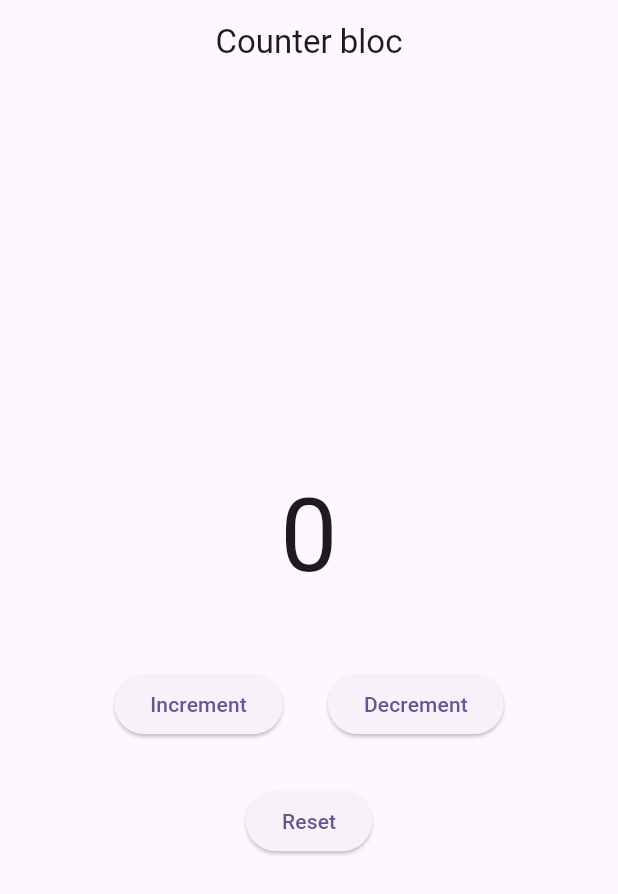
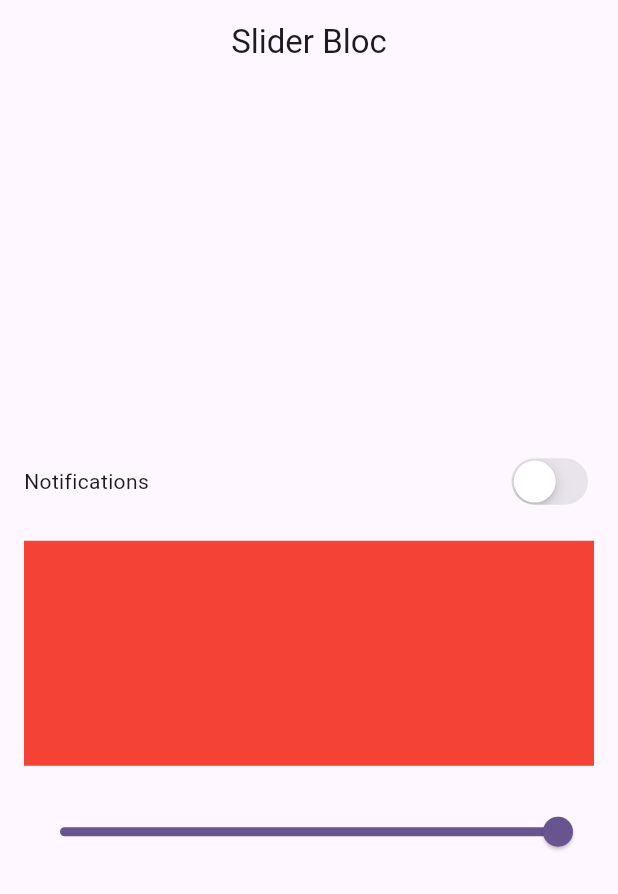
Before and after one commit to shafi21064/bloc_state_management, a Flutter app: the screen it shows after launch, on a phone screen of 412 x 824 dp. Shown: the top 894 px of the screen. Run offline on Flutter 3.47's test engine with Material 3 defaults, Android fonts, the phone set to English and light mode, and no system bars; our stand-ins replace bloc, equatable, flutter_bloc, gap.

Commit message:
learn about multi state and multi provider in bloc

```diff
--- /dev/null
+++ b/lib/bloc/switch/switch_bloc.dart
@@ -0,0 +1,18 @@
+import 'package:bloc/bloc.dart';
+import 'package:bloc_first/bloc/switch/switch_event.dart';
+import 'package:bloc_first/bloc/switch/switch_state.dart';
+
+class SwitchBloc extends Bloc<SwitchEvents, SwitchState>{
+  SwitchBloc() : super(const SwitchState()){
+    on<EnableOrDisableSwitch>(_enableOrDisableSwitch);
+    on<SliderChangeValue>(_changeSliderValue);
+  }
+
+  void _enableOrDisableSwitch(EnableOrDisableSwitch event, Emitter<SwitchState> emit){
+    emit(state.copyWith(isSwitch: !state.isSwitch));
+  }
+
+  void _changeSliderValue(SliderChangeValue event, Emitter<SwitchState> emit){
+    emit(state.copyWith(sliderValue: event.sliderValue));
+  }
+}
--- /dev/null
+++ b/lib/bloc/switch/switch_event.dart
@@ -0,0 +1,15 @@
+import 'package:equatable/equatable.dart';
+
+abstract class SwitchEvents extends Equatable{
+  const SwitchEvents();
+
+  @override
+  List<Object> get props => [];
+}
+
+final class EnableOrDisableSwitch extends SwitchEvents{}
+
+final class SliderChangeValue extends SwitchEvents{
+  final double sliderValue;
+  const SliderChangeValue({required this.sliderValue});
+}
--- /dev/null
+++ b/lib/bloc/switch/switch_state.dart
@@ -0,0 +1,18 @@
+import 'package:equatable/equatable.dart';
+
+class SwitchState extends Equatable{
+  final bool isSwitch;
+  final double sliderValue;
+  const SwitchState({this.isSwitch = false, this.sliderValue = 1});
+
+  SwitchState copyWith ({bool? isSwitch, double? sliderValue}){
+    return SwitchState(
+      isSwitch: isSwitch ?? this.isSwitch,
+      sliderValue: sliderValue ?? this.sliderValue
+    );
+  }
+
+  @override
+  // TODO: implement props
+  List<Object?> get props => [isSwitch, sliderValue];
+}
--- a/lib/main.dart
+++ b/lib/main.dart
@@ -1,6 +1,8 @@
 import 'package:bloc_first/bloc/counter/counter_bloc.dart';
 import 'package:bloc_first/bloc/counter/counter_state.dart';
-import 'package:bloc_first/ui/home.dart';
+import 'package:bloc_first/bloc/switch/switch_bloc.dart';
+import 'package:bloc_first/ui/counter/home.dart';
+import 'package:bloc_first/ui/slider/slider.dart';
 import 'package:flutter/material.dart';
 import 'package:flutter_bloc/flutter_bloc.dart';
 
@@ -14,8 +16,15 @@ class MyApp extends StatelessWidget {
   // This widget is the root of your application.
   @override
   Widget build(BuildContext context) {
-    return BlocProvider(
-      create: (_) => CounterBloc(const CounterState()),
+    return MultiBlocProvider(
+      providers: [
+        BlocProvider(
+          create: (_) => CounterBloc(const CounterState()),
+        ),
+        BlocProvider(
+          create: (context) => SwitchBloc(),
+        ),
+      ],
       child: MaterialApp(
         debugShowCheckedModeBanner: false,
         title: 'Flutter Demo',
@@ -23,7 +32,7 @@ class MyApp extends StatelessWidget {
           colorScheme: ColorScheme.fromSeed(seedColor: Colors.deepPurple),
           useMaterial3: true,
         ),
-        home: const HomeScreen(),
+        home: const SliderScreen(),
       ),
     );
   }
--- /dev/null
+++ b/lib/ui/slider/slider.dart
@@ -0,0 +1,71 @@
+import 'package:bloc_first/bloc/switch/switch_bloc.dart';
+import 'package:bloc_first/bloc/switch/switch_event.dart';
+import 'package:bloc_first/bloc/switch/switch_state.dart';
+import 'package:flutter/cupertino.dart';
+import 'package:flutter/material.dart';
+import 'package:flutter_bloc/flutter_bloc.dart';
+import 'package:gap/gap.dart';
+
+
+class SliderScreen extends StatelessWidget {
+  const SliderScreen({super.key});
+
+  @override
+  Widget build(BuildContext context) {
+    return Scaffold(
+      appBar: AppBar(
+        title: const Text('Slider Bloc'),
+        centerTitle: true,
+      ),
+      body: Padding(
+        padding: const EdgeInsets.all(16),
+        child: Column(
+          mainAxisAlignment: MainAxisAlignment.center,
+          children: [
+            Row(
+              mainAxisAlignment: MainAxisAlignment.spaceBetween,
+              children: [
+                const Text("Notifications"),
+                BlocBuilder<SwitchBloc, SwitchState>(
+                  buildWhen: (prev, current) => prev.isSwitch != current.isSwitch,
+                  builder: (context, state) {
+                    return CupertinoSwitch(
+                        value: state.isSwitch,
+                        onChanged: (value) {
+                          context.read<SwitchBloc>().add(
+                              EnableOrDisableSwitch());
+                        });
+                  },
+                )
+              ],
+            ),
+            const Gap(20),
+            BlocBuilder<SwitchBloc, SwitchState>(
+              builder: (context, state) {
+                return Container(
+                  height: 150,
+                  width: MediaQuery
+                      .sizeOf(context)
+                      .width,
+                  color: Colors.red.withOpacity(state.sliderValue),
+                );
+              },
+            ),
+            const Gap(20),
+
+            BlocBuilder<SwitchBloc, SwitchState>(
+              buildWhen: (prev, current) => prev.sliderValue != current.sliderValue,
+              builder: (context, state) {
+                return Slider(
+                    value: state.sliderValue,
+                    onChanged: (value) {
+                      context.read<SwitchBloc>().add(SliderChangeValue(sliderValue: value));
+                    });
+              },
+            )
+          ],
+        ),
+      ),
+    );
+  }
+}
```
Also changed, not shown: lib/ui/counter/home.dart (renamed from lib/ui/home.dart).
